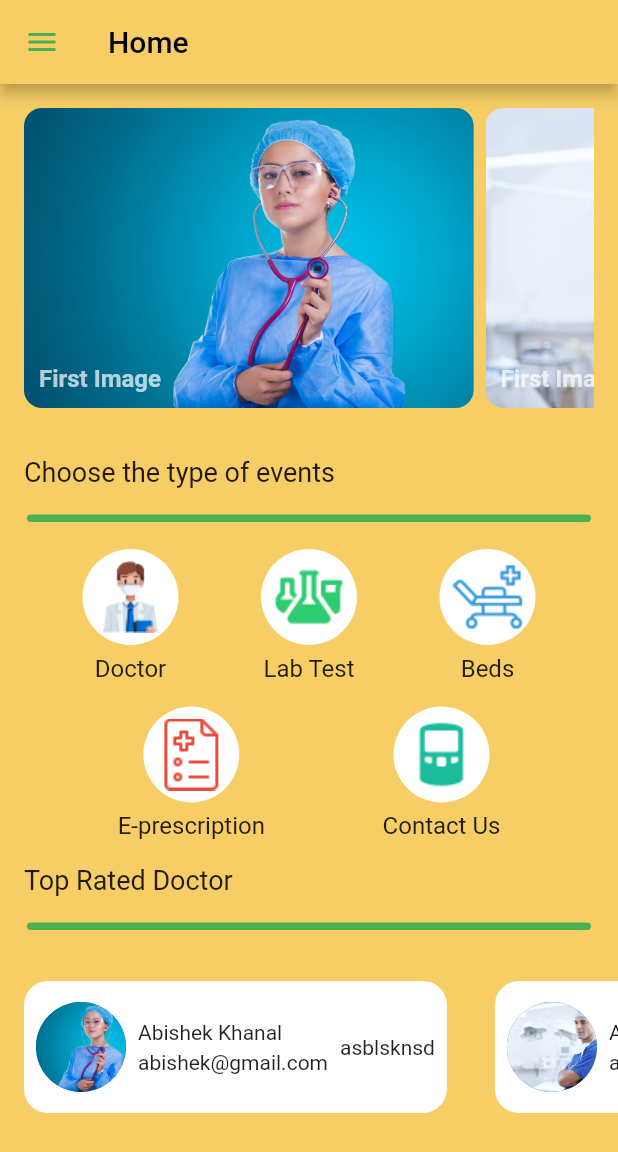
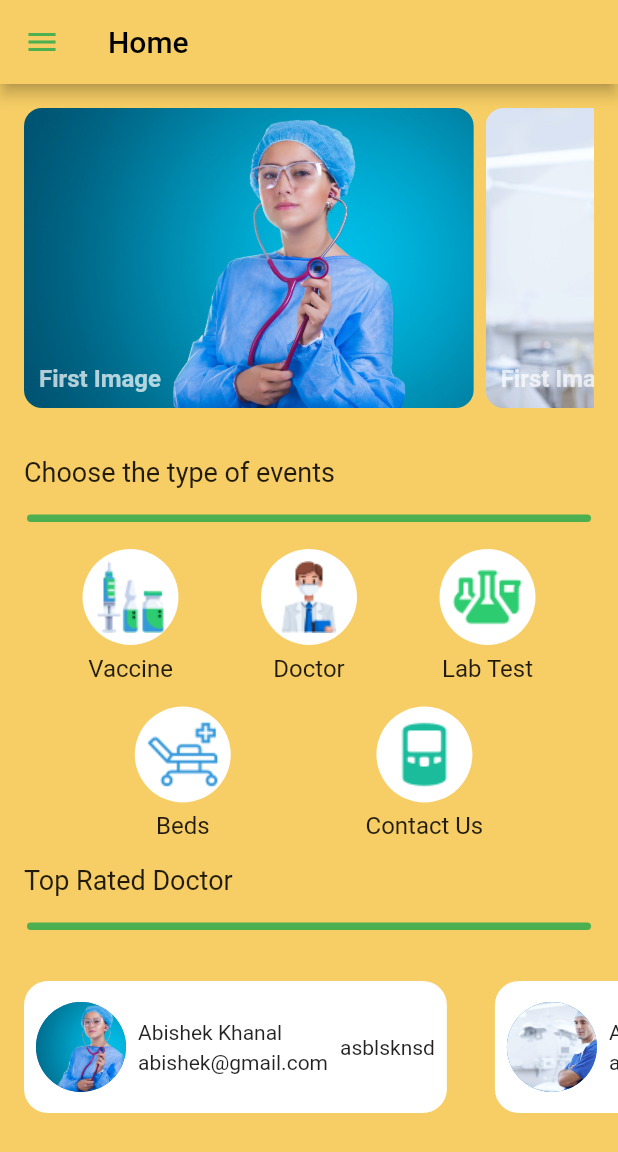
Before and after one commit to abishek12/MediTech, a Flutter app: the screen it shows after launch, on a phone screen of 412 x 824 dp. Shown: the top 1152 px of the screen. Run offline on Flutter 3.47's test engine with Material 2 defaults, Android fonts, the light colour scheme and no system bars; our stand-ins replace firebase_auth, firebase_core; accounts and stored records are empty.

Commit message:
Vaccine Update

```diff
--- a/lib/constants/routes.dart
+++ b/lib/constants/routes.dart
@@ -2,7 +2,7 @@ class MyRoutes {
   static String landingScreen = "/landing";
   static String loginScreen = "/login";
   static String registerScreen = "/registerDoctor";
-  static String registerPatietScreen = "/registerPatient";
+  static String registerPatientScreen = "/registerPatient";
   static String homeScreen = "/home";
   static String chatScreen = "/chat";
   static String doctorScreen = "/doctor";
@@ -12,4 +12,5 @@ class MyRoutes {
   static String labScreen = "/lab";
   static String settingsScreen = "/settings";
   static String labPaymentScreen = "/labPayment";
+  static String vaccineScreen = "/vaccine";
 }
--- a/lib/main.dart
+++ b/lib/main.dart
@@ -14,6 +14,7 @@ import 'package:medicalapp/screen/login_screen.dart';
 import 'package:medicalapp/screen/register_patient.dart';
 import 'package:medicalapp/screen/register_screen.dart';
 import 'package:medicalapp/screen/settings.dart';
+import 'package:medicalapp/screen/vaccine.dart';
 
 void main() {
   WidgetsFlutterBinding.ensureInitialized();
@@ -35,7 +36,7 @@ class MyApp extends StatelessWidget {
           MyRoutes.landingScreen: (context) => LandingScreen(),
           MyRoutes.loginScreen: (context) => LoginScreen(),
           MyRoutes.registerScreen: (context) => RegisterScreen(),
-          MyRoutes.registerPatietScreen: (context) => RegisterPatientScreen(),
+          MyRoutes.registerPatientScreen: (context) => RegisterPatientScreen(),
           MyRoutes.homeScreen: (context) => HomeScreen(),
           MyRoutes.chatScreen: (context) => ChatScreen(),
           MyRoutes.doctorScreen: (context) => DoctorScreen(),
@@ -45,6 +46,7 @@ class MyApp extends StatelessWidget {
           MyRoutes.labScreen: (context) => LabScreen(),
           MyRoutes.settingsScreen: (context) => SettingsScreen(),
           MyRoutes.labPaymentScreen: (context) => LabPaymentScreen(),
+          MyRoutes.vaccineScreen: (context) => VaccineScreen(),
         });
   }
 }
--- a/lib/screen/home_screen.dart
+++ b/lib/screen/home_screen.dart
@@ -88,6 +88,29 @@ class HomeScreen extends StatelessWidget {
                     Column(
                       children: [
                         GestureDetector(
+                          onTap: ()=> Navigator.pushNamed(context, "/vaccine"),
+                          child: Container(
+                            padding: EdgeInsets.all(8.0),
+                            decoration: BoxDecoration(
+                              color: Colors.white,
+                              borderRadius: BorderRadius.circular(40.0),
+                            ),
+                            child: Image.asset("assets/icons/vaccine.png"),
+                          ),
+                        ),
+                        SizedBox(
+                          height: 6.0,
+                        ),
+                        Text(
+                          "Vaccine",
+                          style: MyStyles.paragraph,
+                        ),
+                      ],
+                    ),
+                    // second item
+                    Column(
+                      children: [
+                        GestureDetector(
                           onTap: () => Navigator.pushNamed(context, "/doctor"),
                           child: Container(
                             padding: EdgeInsets.all(8.0),
@@ -107,7 +130,7 @@ class HomeScreen extends StatelessWidget {
                         ),
                       ],
                     ),
-                    // second item
+                    // third item
                     Column(
                       children: [
                         GestureDetector(
@@ -130,7 +153,16 @@ class HomeScreen extends StatelessWidget {
                         ),
                       ],
                     ),
-                    // third item
+                  ],
+                ),
+              ),
+              SizedBox(height: 16.0),
+              // second row for items
+              Container(
+                child: Row(
+                  mainAxisAlignment: MainAxisAlignment.spaceEvenly,
+                  children: [
+                    // fourth item
                     Column(
                       children: [
                         GestureDetector(
@@ -149,35 +181,6 @@ class HomeScreen extends StatelessWidget {
                         ),
                         Text(
                           "Beds",
-                          style: MyStyles.paragraph,
-                        ),
-                      ],
-                    ),
-                  ],
-                ),
-              ),
-              SizedBox(height: 16.0),
-              // second row for items
-              Container(
-                child: Row(
-                  mainAxisAlignment: MainAxisAlignment.spaceEvenly,
-                  children: [
-                    // fourth item
-                    Column(
-                      children: [
-                        Container(
-                          padding: EdgeInsets.all(8.0),
-                          decoration: BoxDecoration(
-                            color: Colors.white,
-                            borderRadius: BorderRadius.circular(40.0),
-                          ),
-                          child: Image.asset("assets/icons/prescription.png"),
-                        ),
-                        SizedBox(
-                          height: 6.0,
-                        ),
-                        Text(
-                          "E-prescription",
                           style: MyStyles.paragraph,
                         ),
                       ],
```
Also changed, not shown: lib/screen/vaccine.dart (added, +90 -0 lines), assets/icons/vaccine.png (added).
